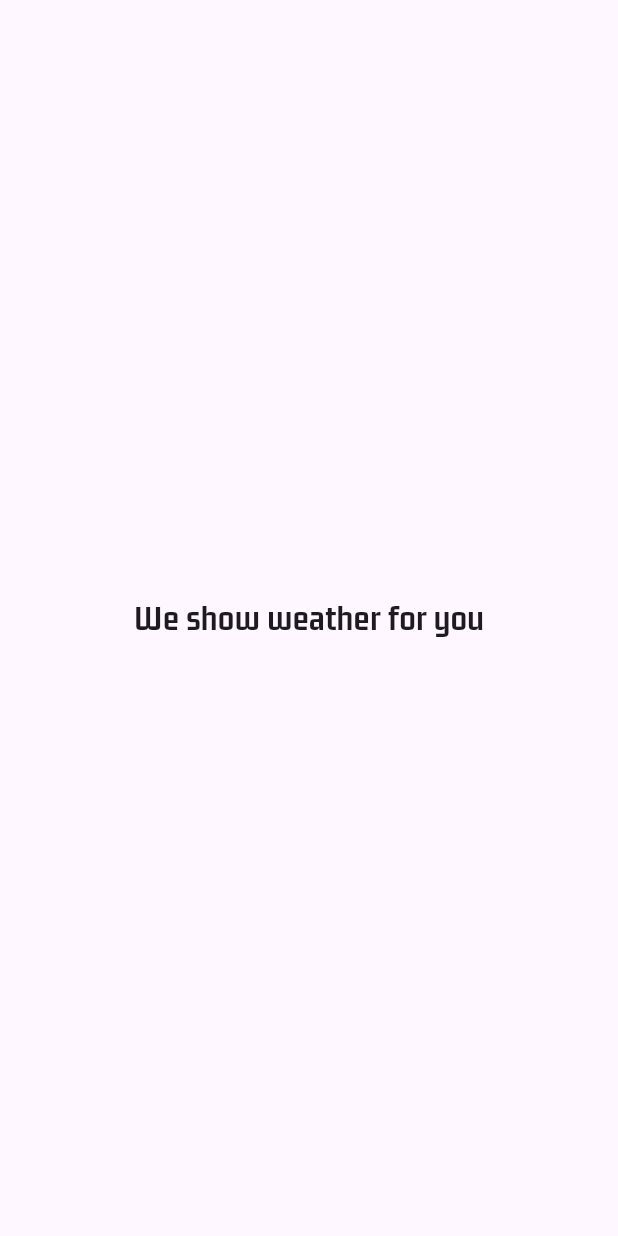
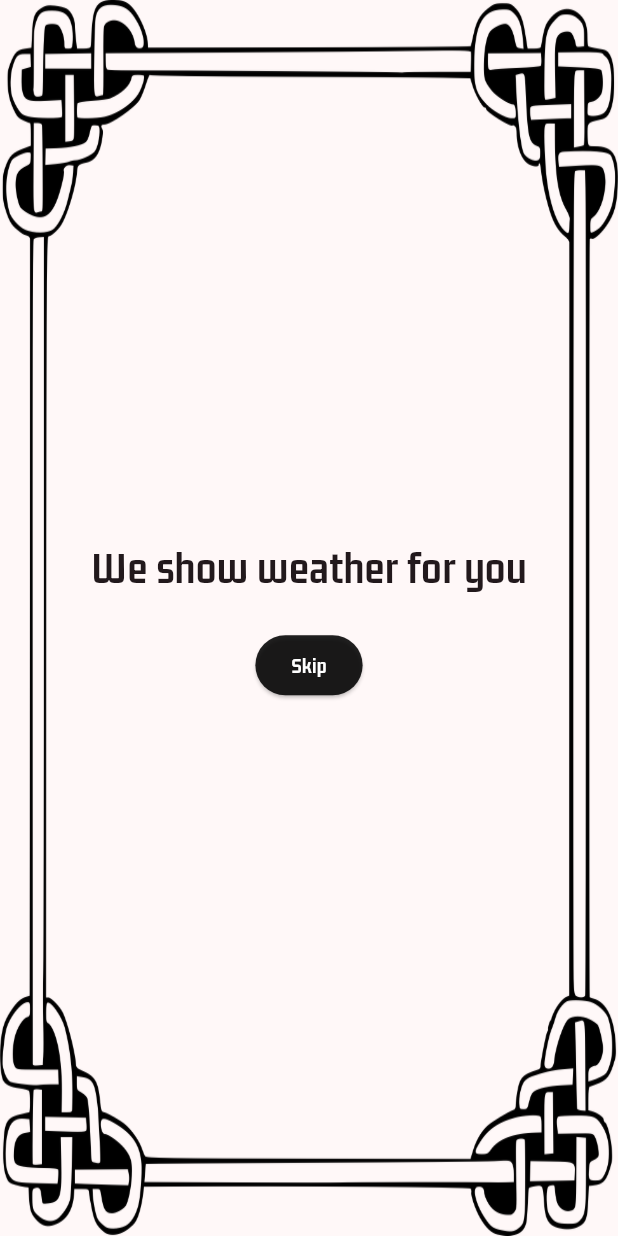
Before and after one commit to UkeshThapaliya/WeatherApp, a Flutter app: the screen it shows after launch, on a phone screen of 412 x 824 dp. Run offline on Flutter 3.47's test engine with Material 3 defaults, Android fonts, the phone set to English and light mode, and no system bars; our stand-ins replace get.

Commit message:
Added bg image and skip button

```diff
--- a/analysis_options.yaml
+++ b/analysis_options.yaml
@@ -7,9 +7,9 @@
 
 # The following line activates a set of recommended lints for Flutter apps,
 # packages, and plugins designed to encourage good coding practices.
-include: package:flutter_lints/flutter.yaml
+# include: package:flutter_lints/flutter.yaml
 
-linter:
+# linter:
   # The lint rules applied to this project can be customized in the
   # section below to disable rules from the `package:flutter_lints/flutter.yaml`
   # included above or to enable additional rules. A list of all available lints
--- a/lib/main.dart
+++ b/lib/main.dart
@@ -1,4 +1,5 @@
 import 'package:flutter/material.dart';
+import 'package:get/get_navigation/src/root/get_material_app.dart';
 import 'package:weather_app/views/screen/help_screen.dart';
 
 void main() {
@@ -11,15 +12,15 @@ class MyApp extends StatelessWidget {
   // This widget is the root of your application.
   @override
   Widget build(BuildContext context) {
-    return MaterialApp(
+    return GetMaterialApp(
       debugShowCheckedModeBanner: false,
       title: 'Weather App',
       theme: ThemeData(
         fontFamily: 'Brand-Bold',
-        colorScheme: ColorScheme.fromSeed(seedColor: Colors.deepPurple),
+        colorScheme: ColorScheme.fromSeed(seedColor: Colors.black),
         useMaterial3: true,
       ),
-      home: const HelpScreen(),
+      home: HelpScreen(),
     );
   }
 }
--- a/lib/views/screen/help_screen.dart
+++ b/lib/views/screen/help_screen.dart
@@ -1,18 +1,41 @@
 import 'package:flutter/material.dart';
+import 'package:get/get.dart';
+import 'package:weather_app/views/screen/homepage_screen.dart';
 
 class HelpScreen extends StatelessWidget {
-  const HelpScreen({super.key});
-
   @override
   Widget build(BuildContext context) {
-    return const Scaffold(
+    return Scaffold(
       body: Stack(
         children: [
+          Container(
+            decoration: BoxDecoration(
+              image: DecorationImage(
+                image: AssetImage('assets/images/BgFrame3.png'),
+                fit: BoxFit.fill,
+              ),
+            ),
+          ),
           Center(
             child: Column(
               mainAxisAlignment: MainAxisAlignment.center,
               children: [
-                Text("We show weather for you", style: TextStyle(fontSize: 24)),
+                Text("We show weather for you", style: TextStyle(fontSize: 30)),
+                //use sizedbox to make the gap between text and skip button
+                SizedBox(
+                  height: 20,
+                ),
+                ElevatedButton(
+                  style: ElevatedButton.styleFrom(
+                    backgroundColor: Colors.black87,
+                    foregroundColor: Colors.white,
+                    shadowColor: Colors.black,
+                  ),
+                  onPressed: () {
+                    Get.offAll(HomePage());
+                  },
+                  child: Text('Skip'),
+                ),
               ],
             ),
           ),
--- a/lib/views/screen/homepage_screen.dart
+++ b/lib/views/screen/homepage_screen.dart
@@ -7,7 +7,7 @@ class HomePage extends StatelessWidget {
   Widget build(BuildContext context) {
     return Scaffold(
       appBar: AppBar(
-        title: const Text('Weather App'),
+        title: Text('Weather App'),
       ),
     );
   }
--- a/pubspec.yaml
+++ b/pubspec.yaml
@@ -32,6 +32,9 @@ flutter:
   uses-material-design: true
   assets:
     - assets/fonts/
+    - assets/images/BgFrame1.png
+    - assets/images/BgFrame2.png
+    - assets/images/BgFrame3.png
 
   fonts:
     - family: Brand-Bold
```
Also changed, not shown: assets/images/BgFrame1.png (added), assets/images/BgFrame2.png (added), assets/images/BgFrame3.png (added).
